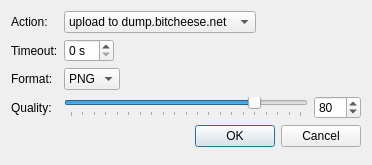
Qt form src/plugins/auscrie/shooterdialog.ui (0xd34df00d/leechcraft) before a commit.
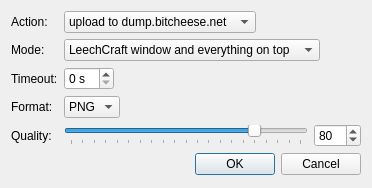
The same form after that commit.

```diff
--- a/src/plugins/auscrie/shooterdialog.ui
+++ b/src/plugins/auscrie/shooterdialog.ui
@@ -7,7 +7,7 @@
     <x>0</x>
     <y>0</y>
     <width>372</width>
-    <height>165</height>
+    <height>188</height>
    </rect>
   </property>
   <property name="windowTitle">
@@ -48,28 +48,28 @@
      </item>
     </widget>
    </item>
-   <item row="1" column="0">
+   <item row="2" column="0">
     <widget class="QLabel" name="label">
      <property name="text">
       <string>Timeout:</string>
      </property>
     </widget>
    </item>
-   <item row="1" column="1">
+   <item row="2" column="1">
     <widget class="QSpinBox" name="Timeout_">
      <property name="suffix">
       <string> s</string>
      </property>
     </widget>
    </item>
-   <item row="2" column="0">
+   <item row="3" column="0">
     <widget class="QLabel" name="label_3">
      <property name="text">
       <string>Format:</string>
      </property>
     </widget>
    </item>
-   <item row="2" column="1">
+   <item row="3" column="1">
     <widget class="QComboBox" name="Format_">
      <item>
       <property name="text">
@@ -83,14 +83,14 @@
      </item>
     </widget>
    </item>
-   <item row="3" column="0">
+   <item row="4" column="0">
     <widget class="QLabel" name="SettingLabel_">
      <property name="text">
       <string>Quality:</string>
      </property>
     </widget>
    </item>
-   <item row="3" column="1">
+   <item row="4" column="1">
     <layout class="QHBoxLayout" name="horizontalLayout">
      <item>
       <widget class="QSlider" name="QualitySlider_">
@@ -126,7 +126,7 @@
      </item>
     </layout>
    </item>
-   <item row="4" column="0" colspan="2">
+   <item row="5" column="0" colspan="2">
     <widget class="QDialogButtonBox" name="buttonBox">
      <property name="orientation">
       <enum>Qt::Horizontal</enum>
@@ -136,6 +136,37 @@
      </property>
     </widget>
    </item>
+   <item row="1" column="0">
+    <widget class="QLabel" name="label_4">
+     <property name="text">
+      <string>Mode:</string>
+     </property>
+    </widget>
+   </item>
+   <item row="1" column="1">
+    <widget class="QComboBox" name="ModeBox_">
+     <item>
+      <property name="text">
+       <string>LeechCraft window and everything on top</string>
+      </property>
+     </item>
+     <item>
+      <property name="text">
+       <string>LeechCraft window</string>
+      </property>
+     </item>
+     <item>
+      <property name="text">
+       <string>Current screen</string>
+      </property>
+     </item>
+     <item>
+      <property name="text">
+       <string>Whole desktop</string>
+      </property>
+     </item>
+    </widget>
+   </item>
   </layout>
  </widget>
  <resources/>
```
